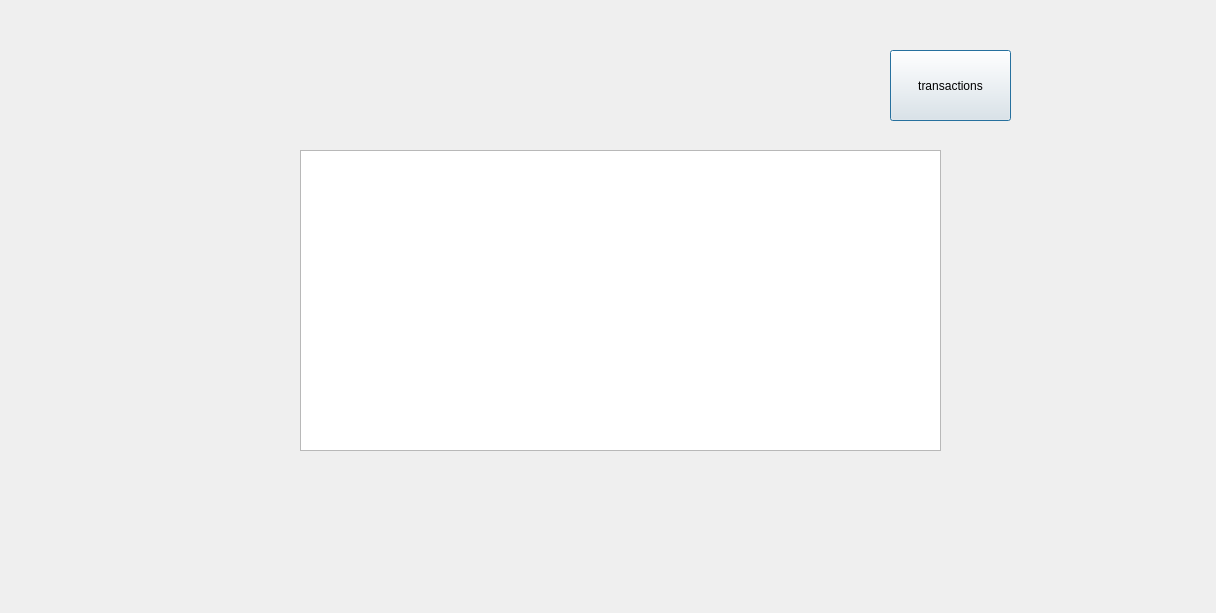
First picture: the form in bank-automat/mainmenu.ui, repository JereKortesalmi/BankProject, before the edit.
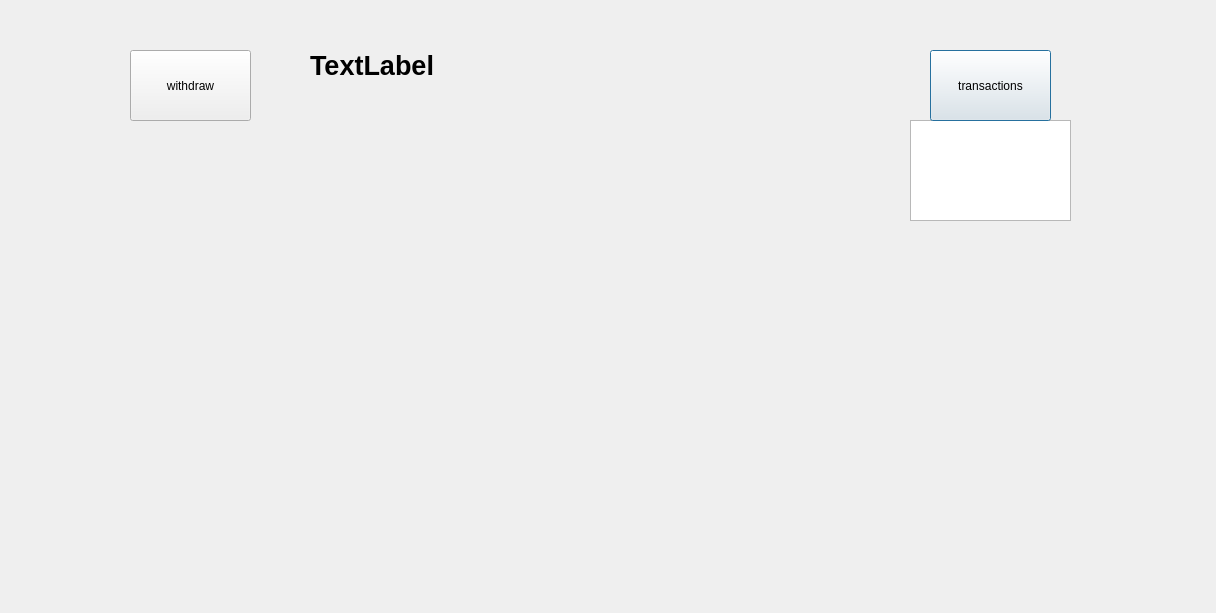
Second picture: the form after the edit.

Commit message: Testausta ja muokkailua. Miten esitetään juttuja eri paikoissa.

```diff
--- a/bank-automat/mainmenu.ui
+++ b/bank-automat/mainmenu.ui
@@ -16,17 +16,23 @@
   <widget class="QTableView" name="tableViewTransactions">
    <property name="geometry">
     <rect>
-     <x>300</x>
-     <y>150</y>
-     <width>641</width>
-     <height>301</height>
+     <x>910</x>
+     <y>120</y>
+     <width>161</width>
+     <height>101</height>
     </rect>
    </property>
+   <property name="verticalScrollBarPolicy">
+    <enum>Qt::ScrollBarAlwaysOff</enum>
+   </property>
+   <property name="horizontalScrollBarPolicy">
+    <enum>Qt::ScrollBarAlwaysOff</enum>
+   </property>
   </widget>
   <widget class="QPushButton" name="btn_transactions">
    <property name="geometry">
     <rect>
-     <x>890</x>
+     <x>930</x>
      <y>50</y>
      <width>121</width>
      <height>71</height>
@@ -36,6 +42,41 @@
     <string>transactions</string>
    </property>
   </widget>
+  <widget class="QPushButton" name="btn_withdraw">
+   <property name="geometry">
+    <rect>
+     <x>130</x>
+     <y>50</y>
+     <width>121</width>
+     <height>71</height>
+    </rect>
+   </property>
+   <property name="text">
+    <string>withdraw</string>
+   </property>
+  </widget>
+  <widget class="QLabel" name="label_withdraw">
+   <property name="geometry">
+    <rect>
+     <x>310</x>
+     <y>50</y>
+     <width>601</width>
+     <height>131</height>
+    </rect>
+   </property>
+   <property name="font">
+    <font>
+     <pointsize>20</pointsize>
+     <bold>true</bold>
+    </font>
+   </property>
+   <property name="text">
+    <string>TextLabel</string>
+   </property>
+   <property name="alignment">
+    <set>Qt::AlignLeading|Qt::AlignLeft|Qt::AlignTop</set>
+   </property>
+  </widget>
  </widget>
  <resources/>
  <connections/>
```
The commit also changes 1 other file.
